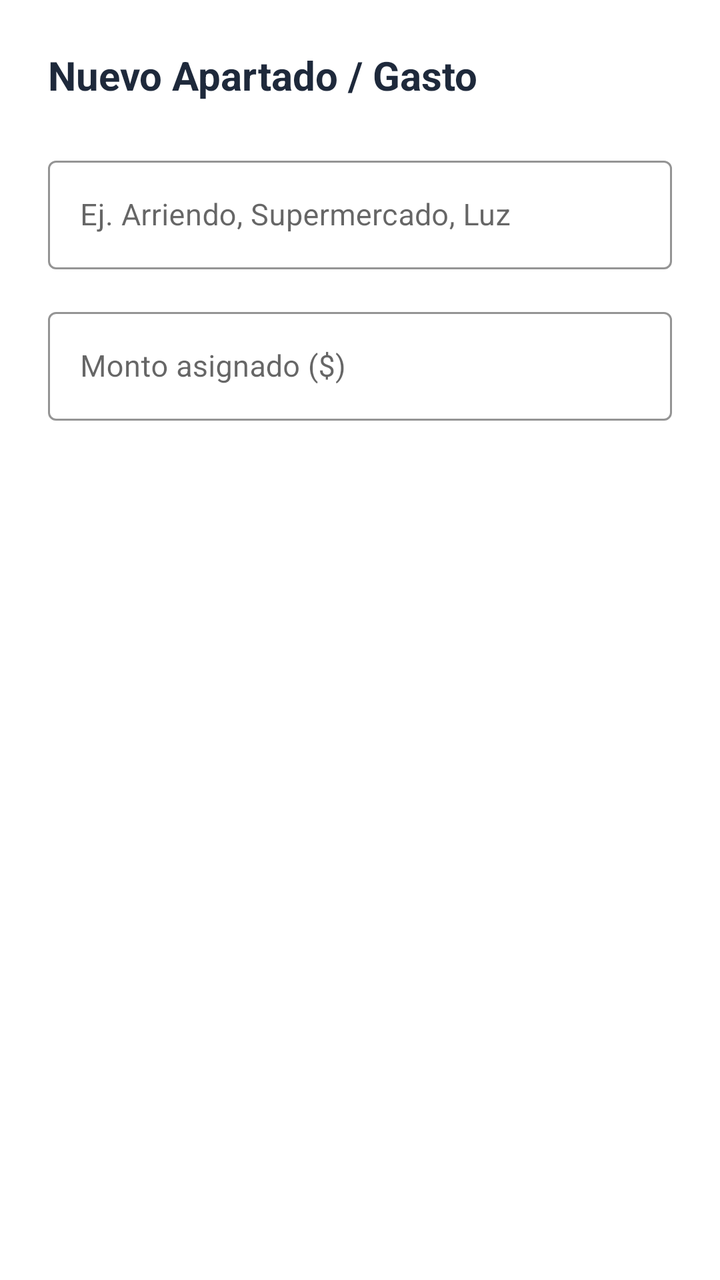
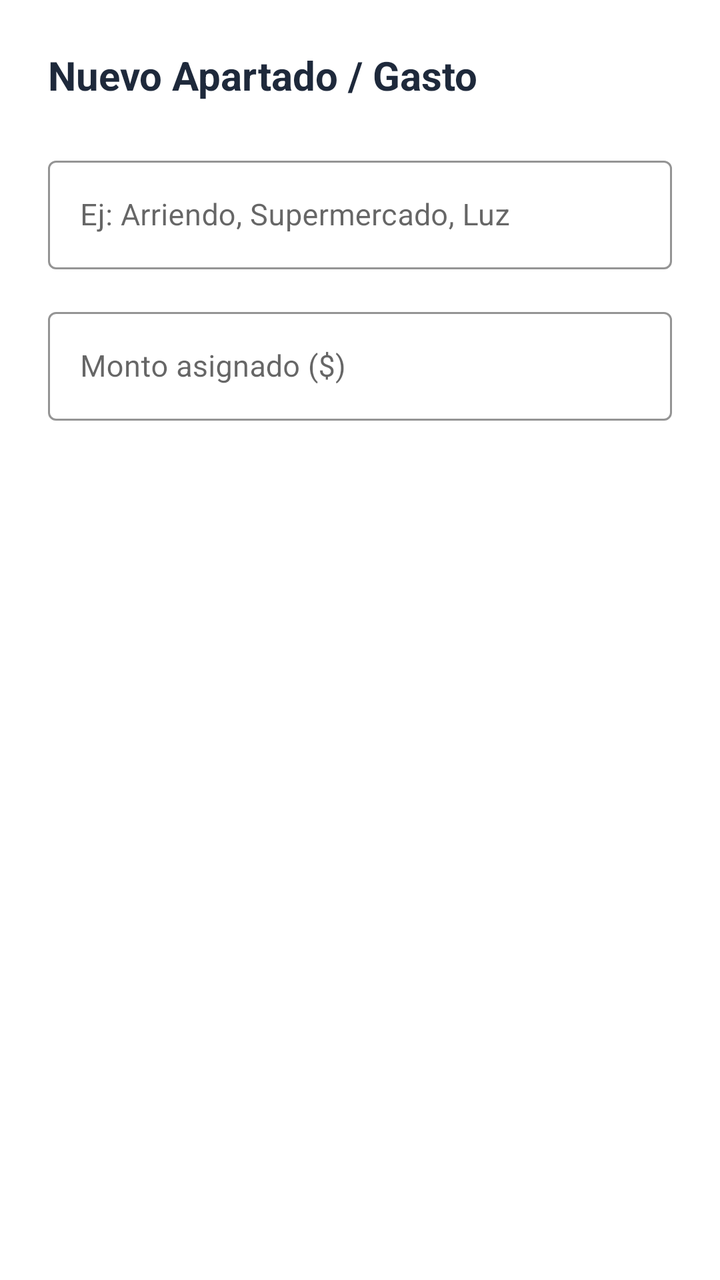

The first picture is an Android layout as it rendered before a commit; the second is the same layout after the commit. The layout source and the unified diff follow.
<!-- AndroidManifest.xml: application theme Theme.GFD -->
<!-- res/layout/dialog_agregar_categoria.xml -->
<?xml version="1.0" encoding="utf-8"?>
<LinearLayout xmlns:android="http://schemas.android.com/apk/res/android"
    xmlns:app="http://schemas.android.com/apk/res-auto"
    android:layout_width="match_parent"
    android:layout_height="wrap_content"
    android:orientation="vertical"
    android:padding="24dp"
    android:background="@color/blanco_puro">

    
    <TextView
        android:layout_width="wrap_content"
        android:layout_height="wrap_content"
        android:text="Nuevo Apartado / Gasto"
        android:textColor="@color/negro_carbon"
        android:textSize="20sp"
        android:textStyle="bold"
        android:layout_marginBottom="24dp" />

    
    <com.google.android.material.textfield.TextInputLayout
        style="@style/Widget.MaterialComponents.TextInputLayout.OutlinedBox"
        android:layout_width="match_parent"
        android:layout_height="wrap_content"
        android:hint="Ej. Arriendo, Supermercado, Luz"
        android:layout_marginBottom="16dp"
        app:boxStrokeColor="@color/azul_tecnologico"
        app:hintTextColor="@color/azul_tecnologico">

        <com.google.android.material.textfield.TextInputEditText
            android:id="@+id/etNombreCategoria"
            android:layout_width="match_parent"
            android:layout_height="wrap_content"
            android:inputType="textCapSentences"
            android:textColor="@color/negro_carbon"
            android:textSize="15sp" />
    </com.google.android.material.textfield.TextInputLayout>

    
    <com.google.android.material.textfield.TextInputLayout
        style="@style/Widget.MaterialComponents.TextInputLayout.OutlinedBox"
        android:layout_width="match_parent"
        android:layout_height="wrap_content"
        android:hint="Monto asignado ($)"
        app:boxStrokeColor="@color/azul_tecnologico"
        app:hintTextColor="@color/azul_tecnologico">

        <com.google.android.material.textfield.TextInputEditText
            android:id="@+id/etMontoCategoria"
            android:layout_width="match_parent"
            android:layout_height="wrap_content"
            android:inputType="numberDecimal"
            android:textColor="@color/negro_carbon"
            android:textSize="15sp" />
    </com.google.android.material.textfield.TextInputLayout>

</LinearLayout>
<!-- resources referenced by this layout -->
<resources>
  <color name="azul_tecnologico">#2563EB</color>
  <color name="blanco_puro">#FFFFFF</color>
  <color name="negro_carbon">#1E293B</color>
  <style name="Theme.GFD" parent="Theme.MaterialComponents.DayNight.NoActionBar">
  
          <item name="android:windowAnimationStyle">@android:style/Animation.Activity</item>
  
          
          <item name="colorPrimary">@color/azul_tecnologico</item>
          <item name="colorPrimaryVariant">@color/azul_noche</item>
          <item name="colorOnPrimary">@color/blanco_puro</item>
  
          
          <item name="android:windowBackground">@color/azul_noche</item>
  
          
          <item name="android:textColor">@color/blanco_puro</item>
  
          
          <item name="android:statusBarColor">@color/azul_noche</item>
          <item name="android:windowLightStatusBar">false</item>
      </style>
  <color name="azul_noche">#0A192F</color>
</resources>

<!-- the commit's change to res/layout/dialog_agregar_categoria.xml (unified diff, before → after) -->
@@ -7,7 +7,6 @@
     android:padding="24dp"
     android:background="@color/blanco_puro">
 
-    
     <TextView
         android:layout_width="wrap_content"
         android:layout_height="wrap_content"
@@ -22,7 +21,6 @@
         style="@style/Widget.MaterialComponents.TextInputLayout.OutlinedBox"
         android:layout_width="match_parent"
         android:layout_height="wrap_content"
-        android:hint="Ej. Arriendo, Supermercado, Luz"
         android:layout_marginBottom="16dp"
         app:boxStrokeColor="@color/azul_tecnologico"
         app:hintTextColor="@color/azul_tecnologico">
@@ -31,6 +29,8 @@
             android:id="@+id/etNombreCategoria"
             android:layout_width="match_parent"
             android:layout_height="wrap_content"
+            android:hint="Ej: Arriendo, Supermercado, Luz"
+            android:textColorHint="#757575"
             android:inputType="textCapSentences"
             android:textColor="@color/negro_carbon"
             android:textSize="15sp" />
@@ -41,7 +41,6 @@
         style="@style/Widget.MaterialComponents.TextInputLayout.OutlinedBox"
         android:layout_width="match_parent"
         android:layout_height="wrap_content"
-        android:hint="Monto asignado ($)"
         app:boxStrokeColor="@color/azul_tecnologico"
         app:hintTextColor="@color/azul_tecnologico">
 
@@ -49,6 +48,8 @@
             android:id="@+id/etMontoCategoria"
             android:layout_width="match_parent"
             android:layout_height="wrap_content"
+            android:hint="Monto asignado ($)"
+            android:textColorHint="#757575"
             android:inputType="numberDecimal"
             android:textColor="@color/negro_carbon"
             android:textSize="15sp" />
